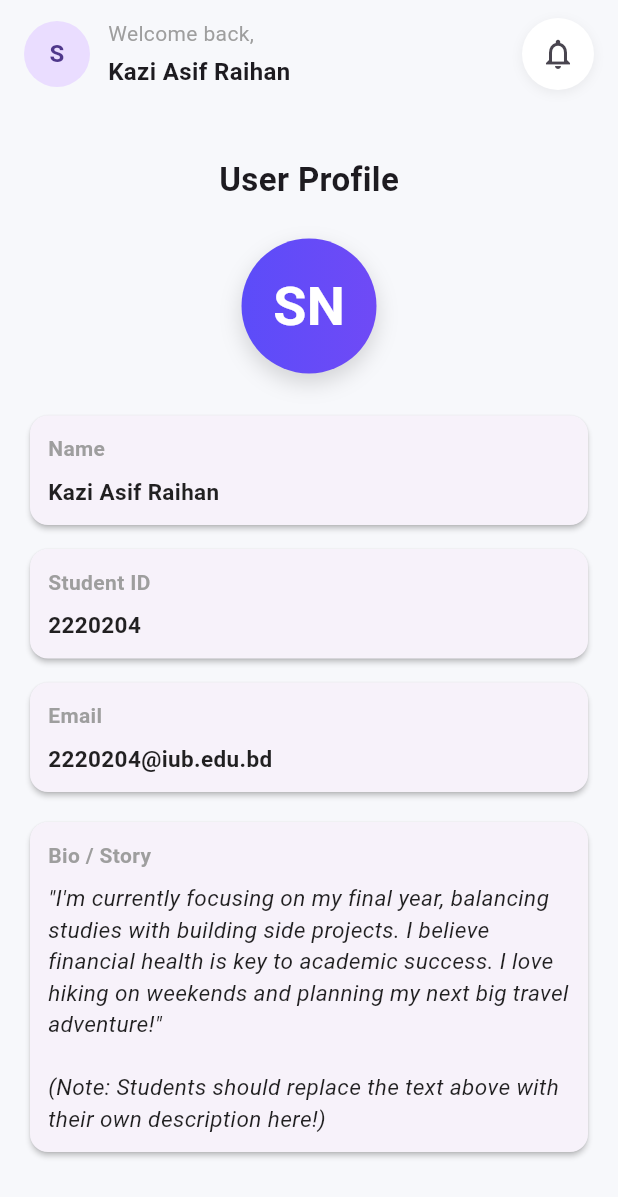
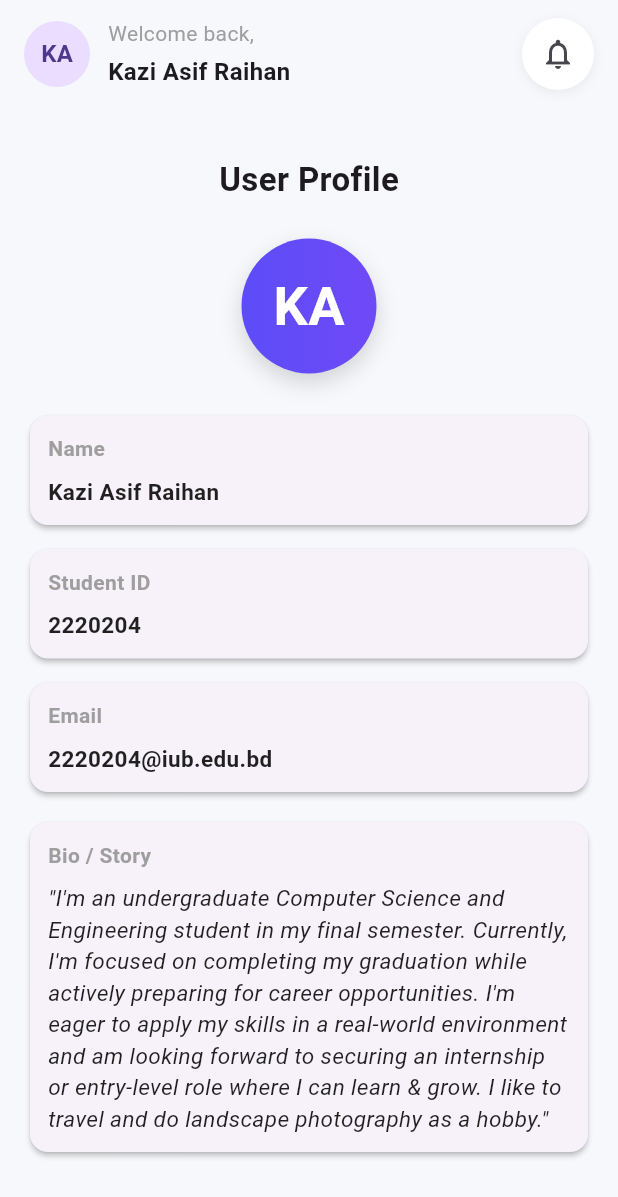
Before and after one commit to KaziAsif406/assignment-two-flutter-Kazi_Asif_Raihan-2220204, a Flutter app: the ProfilePage screen opened directly, on a phone screen of 412 x 824 dp. Shown: the top 1197 px of the screen. Run offline on Flutter 3.47's test engine with Material 3 defaults, Android fonts, the phone set to English and light mode, and no system bars.

Commit message:
minor modifications

```diff
--- a/flutter_ui/lib/ui/screens/home/home_page.dart
+++ b/flutter_ui/lib/ui/screens/home/home_page.dart
@@ -76,7 +76,7 @@ class _HomePageState extends State<HomePage> {
                   const CircleAvatar(
                     radius: 22,
                     child: Text(
-                      'A',
+                      'KA',
                       style: TextStyle(fontWeight: FontWeight.bold),
                     ),
                   ),
--- a/flutter_ui/lib/ui/screens/profile/profile_page.dart
+++ b/flutter_ui/lib/ui/screens/profile/profile_page.dart
@@ -37,7 +37,7 @@ class _ProfilePageState extends State<ProfilePage> {
                   const CircleAvatar(
                     radius: 22,
                     child: Text(
-                      'S',
+                      'KA',
                       style: TextStyle(fontWeight: FontWeight.bold),
                     ),
                   ),
@@ -108,7 +108,7 @@ class _ProfilePageState extends State<ProfilePage> {
               const ProfileInfoTile(
                 label: 'Bio / Story',
                 value:
-                    '"I\'m currently focusing on my final year, balancing studies with building side projects. I believe financial health is key to academic success. I love hiking on weekends and planning my next big travel adventure!"\n\n(Note: Students should replace the text above with their own description here!)',
+                    '"I\'m an undergraduate Computer Science and Engineering student in my final semester. Currently, I\'m focused on completing my graduation while actively preparing for career opportunities. I\'m eager to apply my skills in a real-world environment and am looking forward to securing an internship or entry-level role where I can learn & grow. I like to travel and do landscape photography as a hobby."',
                 isHighlighted: true,
               ),
 
--- a/flutter_ui/lib/ui/screens/profile/widgets/profile_header.dart
+++ b/flutter_ui/lib/ui/screens/profile/widgets/profile_header.dart
@@ -31,7 +31,7 @@ class ProfileHeader extends StatelessWidget {
           ),
           child: const Center(
             child: Text(
-              'SN',
+              'KA',
               style: TextStyle(
                 color: Colors.white,
                 fontSize: 36,
--- a/flutter_ui/lib/ui/screens/reports/reports_page.dart
+++ b/flutter_ui/lib/ui/screens/reports/reports_page.dart
@@ -75,7 +75,7 @@ class _ReportsPageState extends State<ReportsPage> {
                   const CircleAvatar(
                     radius: 22,
                     child: Text(
-                      'S',
+                      'KA',
                       style: TextStyle(fontWeight: FontWeight.bold),
                     ),
                   ),
```
